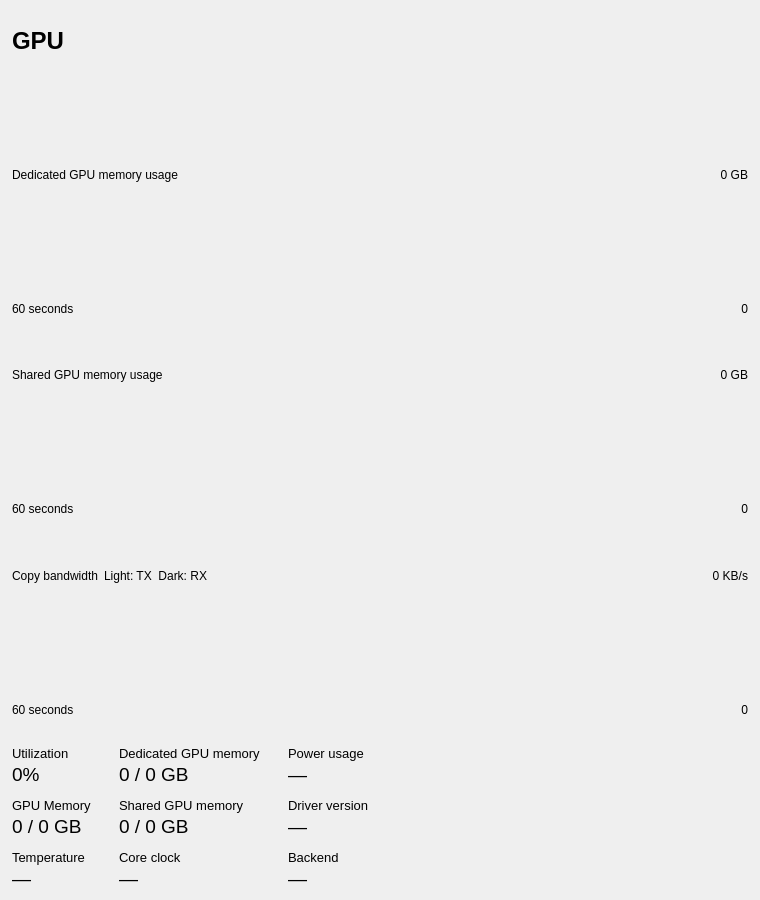
Before: the Qt Designer form src/perf/gpudetailwidget.ui in Kikkiu17/TuxManager, drawn with Qt 5.
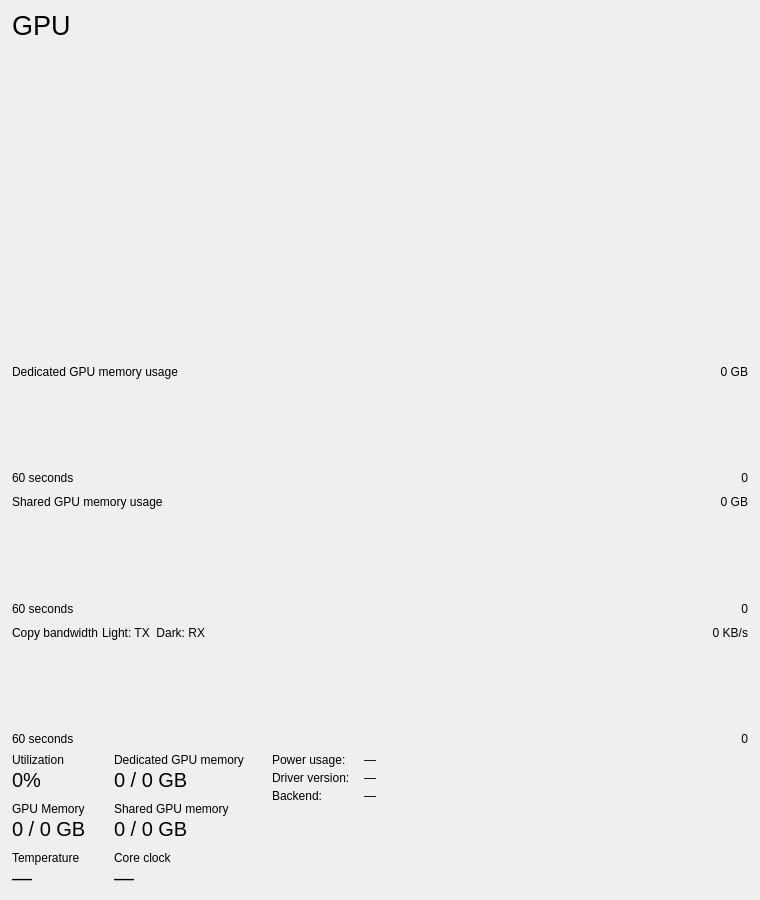
After: the same form once the commit is applied. Custom widgets are drawn as their Qt base class.

Diff of the .ui file:
```diff
--- a/src/perf/gpudetailwidget.ui
+++ b/src/perf/gpudetailwidget.ui
@@ -10,9 +10,9 @@
     <height>900</height>
    </rect>
   </property>
-  <layout class="QVBoxLayout" name="verticalLayout">
+  <layout class="QVBoxLayout" name="verticalLayout" stretch="0,4,0,1,0,0,1,0,0,1,0,0">
    <property name="spacing">
-    <number>6</number>
+    <number>4</number>
    </property>
    <property name="leftMargin">
     <number>12</number>
@@ -31,7 +31,7 @@
      <item>
       <widget class="QLabel" name="titleLabel">
        <property name="styleSheet">
-        <string>font-size: 18pt; font-weight: bold;</string>
+        <string>font-size: 20pt;</string>
        </property>
        <property name="text">
         <string>GPU</string>
@@ -41,7 +41,7 @@
      <item>
       <widget class="QLabel" name="modelLabel">
        <property name="styleSheet">
-        <string>font-size: 11pt;</string>
+        <string>font-size: 12pt;</string>
        </property>
        <property name="text">
         <string></string>
@@ -56,9 +56,9 @@
    <item>
     <widget class="QWidget" name="engineAreaContainer">
      <property name="sizePolicy">
-      <sizepolicy hsizetype="Expanding" vsizetype="Preferred">
+      <sizepolicy hsizetype="Expanding" vsizetype="Expanding">
        <horstretch>0</horstretch>
-       <verstretch>0</verstretch>
+       <verstretch>1</verstretch>
       </sizepolicy>
      </property>
     </widget>
@@ -298,74 +298,56 @@
       <item>
     <layout class="QGridLayout" name="statsGrid">
      <property name="horizontalSpacing"><number>28</number></property>
-     <property name="verticalSpacing"><number>12</number></property>
+     <property name="verticalSpacing"><number>10</number></property>
 
-     <!-- Column 0 -->
+     <!-- Left Primary Metrics (Columns 0 & 1) -->
      <item row="0" column="0">
       <layout class="QVBoxLayout" name="utilLayout">
-       <property name="spacing"><number>2</number></property>
+       <property name="spacing"><number>1</number></property>
        <item>
         <widget class="QLabel" name="utilLabel">
-         <property name="styleSheet"><string>font-size: 10pt;</string></property>
+         <property name="styleSheet"><string>font-size: 9pt;</string></property>
          <property name="text"><string>Utilization</string></property>
         </widget>
        </item>
        <item>
         <widget class="QLabel" name="utilValueLabel">
-         <property name="styleSheet"><string>font-size: 14pt;</string></property>
+         <property name="styleSheet"><string>font-size: 15pt;</string></property>
          <property name="text"><string>0%</string></property>
         </widget>
        </item>
       </layout>
      </item>
-     <item row="1" column="0">
-      <layout class="QVBoxLayout" name="gpuMemLayout">
-       <property name="spacing"><number>2</number></property>
-       <item>
-        <widget class="QLabel" name="gpuMemLabel">
-         <property name="styleSheet"><string>font-size: 10pt;</string></property>
-         <property name="text"><string>GPU Memory</string></property>
-        </widget>
-       </item>
-       <item>
-        <widget class="QLabel" name="gpuMemValueLabel">
-         <property name="styleSheet"><string>font-size: 14pt;</string></property>
-         <property name="text"><string>0 / 0 GB</string></property>
-        </widget>
-       </item>
-      </layout>
-     </item>
-     <item row="2" column="0">
-      <layout class="QVBoxLayout" name="tempLayout">
-       <property name="spacing"><number>2</number></property>
-       <item>
-        <widget class="QLabel" name="tempLabel">
-         <property name="styleSheet"><string>font-size: 10pt;</string></property>
-         <property name="text"><string>Temperature</string></property>
-        </widget>
-       </item>
-       <item>
-        <widget class="QLabel" name="tempValueLabel">
-         <property name="styleSheet"><string>font-size: 14pt;</string></property>
-         <property name="text"><string>—</string></property>
-        </widget>
-       </item>
-      </layout>
-     </item>
-
-     <!-- Column 1 -->
      <item row="0" column="1">
       <layout class="QVBoxLayout" name="dedicatedMemLayout">
-       <property name="spacing"><number>2</number></property>
+       <property name="spacing"><number>1</number></property>
        <item>
         <widget class="QLabel" name="dedicatedMemLabel">
-         <property name="styleSheet"><string>font-size: 10pt;</string></property>
+         <property name="styleSheet"><string>font-size: 9pt;</string></property>
          <property name="text"><string>Dedicated GPU memory</string></property>
         </widget>
        </item>
        <item>
         <widget class="QLabel" name="dedicatedMemValueLabel">
-         <property name="styleSheet"><string>font-size: 14pt;</string></property>
+         <property name="styleSheet"><string>font-size: 15pt;</string></property>
+         <property name="text"><string>0 / 0 GB</string></property>
+        </widget>
+       </item>
+      </layout>
+     </item>
+
+     <item row="1" column="0">
+      <layout class="QVBoxLayout" name="gpuMemLayout">
+       <property name="spacing"><number>1</number></property>
+       <item>
+        <widget class="QLabel" name="gpuMemLabel">
+         <property name="styleSheet"><string>font-size: 9pt;</string></property>
+         <property name="text"><string>GPU Memory</string></property>
+        </widget>
+       </item>
+       <item>
+        <widget class="QLabel" name="gpuMemValueLabel">
+         <property name="styleSheet"><string>font-size: 15pt;</string></property>
          <property name="text"><string>0 / 0 GB</string></property>
         </widget>
        </item>
@@ -373,89 +355,106 @@
      </item>
      <item row="1" column="1">
       <layout class="QVBoxLayout" name="sharedMemLayout">
-       <property name="spacing"><number>2</number></property>
+       <property name="spacing"><number>1</number></property>
        <item>
         <widget class="QLabel" name="sharedMemLabel">
-         <property name="styleSheet"><string>font-size: 10pt;</string></property>
+         <property name="styleSheet"><string>font-size: 9pt;</string></property>
          <property name="text"><string>Shared GPU memory</string></property>
         </widget>
        </item>
        <item>
         <widget class="QLabel" name="sharedMemValueLabel">
-         <property name="styleSheet"><string>font-size: 14pt;</string></property>
+         <property name="styleSheet"><string>font-size: 15pt;</string></property>
          <property name="text"><string>0 / 0 GB</string></property>
         </widget>
        </item>
       </layout>
      </item>
+
+     <item row="2" column="0">
+      <layout class="QVBoxLayout" name="tempLayout">
+       <property name="spacing"><number>1</number></property>
+       <item>
+        <widget class="QLabel" name="tempLabel">
+         <property name="styleSheet"><string>font-size: 9pt;</string></property>
+         <property name="text"><string>Temperature</string></property>
+        </widget>
+       </item>
+       <item>
+        <widget class="QLabel" name="tempValueLabel">
+         <property name="styleSheet"><string>font-size: 15pt;</string></property>
+         <property name="text"><string>—</string></property>
+        </widget>
+       </item>
+      </layout>
+     </item>
      <item row="2" column="1">
       <layout class="QVBoxLayout" name="coreClockLayout">
-       <property name="spacing"><number>2</number></property>
+       <property name="spacing"><number>1</number></property>
        <item>
         <widget class="QLabel" name="coreClockLabel">
-         <property name="styleSheet"><string>font-size: 10pt;</string></property>
+         <property name="styleSheet"><string>font-size: 9pt;</string></property>
          <property name="text"><string>Core clock</string></property>
         </widget>
        </item>
        <item>
         <widget class="QLabel" name="coreClockValueLabel">
-         <property name="styleSheet"><string>font-size: 14pt;</string></property>
+         <property name="styleSheet"><string>font-size: 15pt;</string></property>
          <property name="text"><string>—</string></property>
         </widget>
        </item>
       </layout>
      </item>
 
-     <!-- Column 2 -->
-     <item row="0" column="2">
-      <layout class="QVBoxLayout" name="powerUsageLayout">
-       <property name="spacing"><number>2</number></property>
-       <item>
+     <!-- Right Key-Value Property Table (Column 2, spanning rows 0..2) -->
+     <item row="0" column="2" rowspan="3">
+      <layout class="QGridLayout" name="rightStatsGrid">
+       <property name="horizontalSpacing"><number>14</number></property>
+       <property name="verticalSpacing"><number>4</number></property>
+       <item row="0" column="0">
         <widget class="QLabel" name="powerUsageLabel">
-         <property name="styleSheet"><string>font-size: 10pt;</string></property>
-         <property name="text"><string>Power usage</string></property>
+         <property name="styleSheet"><string>font-size: 9pt;</string></property>
+         <property name="text"><string>Power usage:</string></property>
         </widget>
        </item>
-       <item>
+       <item row="0" column="1">
         <widget class="QLabel" name="powerUsageValueLabel">
-         <property name="styleSheet"><string>font-size: 14pt;</string></property>
+         <property name="styleSheet"><string>font-size: 9pt;</string></property>
          <property name="text"><string>—</string></property>
         </widget>
        </item>
-      </layout>
-     </item>
-     <item row="1" column="2">
-      <layout class="QVBoxLayout" name="driverLayout">
-       <property name="spacing"><number>2</number></property>
-       <item>
+       <item row="1" column="0">
         <widget class="QLabel" name="driverLabel">
-         <property name="styleSheet"><string>font-size: 10pt;</string></property>
-         <property name="text"><string>Driver version</string></property>
+         <property name="styleSheet"><string>font-size: 9pt;</string></property>
+         <property name="text"><string>Driver version:</string></property>
         </widget>
        </item>
-       <item>
+       <item row="1" column="1">
         <widget class="QLabel" name="driverValueLabel">
-         <property name="styleSheet"><string>font-size: 14pt;</string></property>
+         <property name="styleSheet"><string>font-size: 9pt;</string></property>
          <property name="text"><string>—</string></property>
         </widget>
        </item>
-      </layout>
-     </item>
-     <item row="2" column="2">
-      <layout class="QVBoxLayout" name="backendLayout">
-       <property name="spacing"><number>2</number></property>
-       <item>
+       <item row="2" column="0">
         <widget class="QLabel" name="backendLabel">
-         <property name="styleSheet"><string>font-size: 10pt;</string></property>
-         <property name="text"><string>Backend</string></property>
+         <property name="styleSheet"><string>font-size: 9pt;</string></property>
+         <property name="text"><string>Backend:</string></property>
         </widget>
        </item>
-       <item>
+       <item row="2" column="1">
         <widget class="QLabel" name="backendValueLabel">
-         <property name="styleSheet"><string>font-size: 14pt;</string></property>
+         <property name="styleSheet"><string>font-size: 9pt;</string></property>
          <property name="text"><string>—</string></property>
         </widget>
        </item>
+       <item row="3" column="0" colspan="2">
+        <spacer name="rightStatsVertSpacer">
+         <property name="orientation"><enum>Qt::Vertical</enum></property>
+         <property name="sizeHint" stdset="0">
+          <size><width>0</width><height>0</height></size>
+         </property>
+        </spacer>
+       </item>
       </layout>
      </item>
 
```
